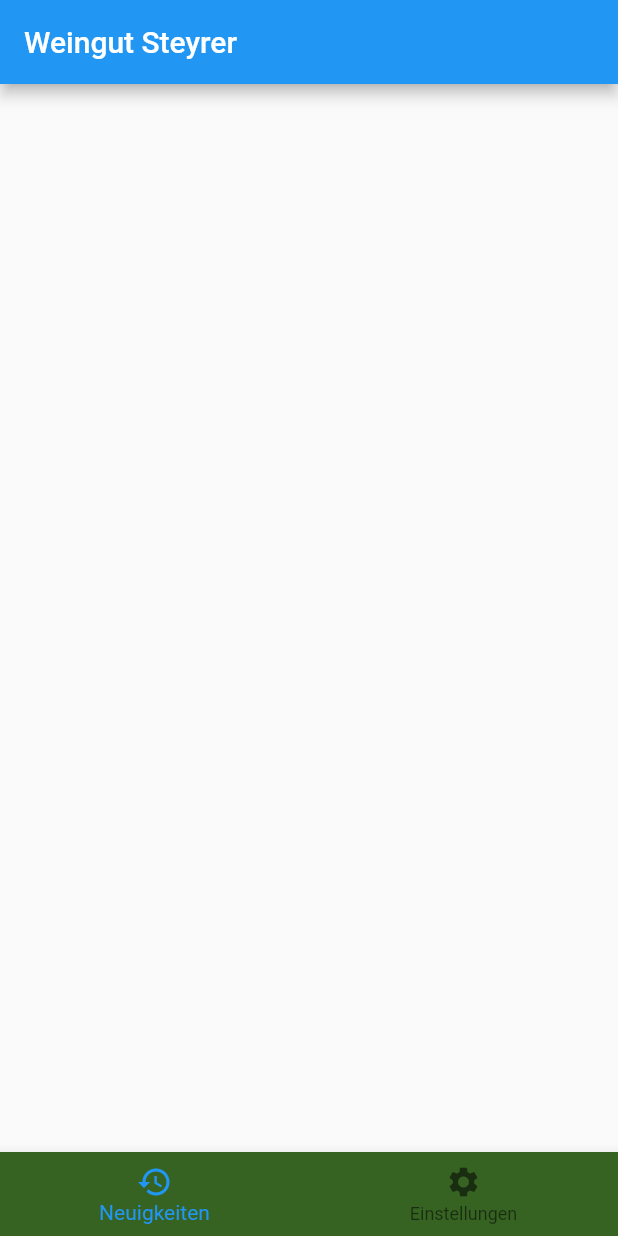
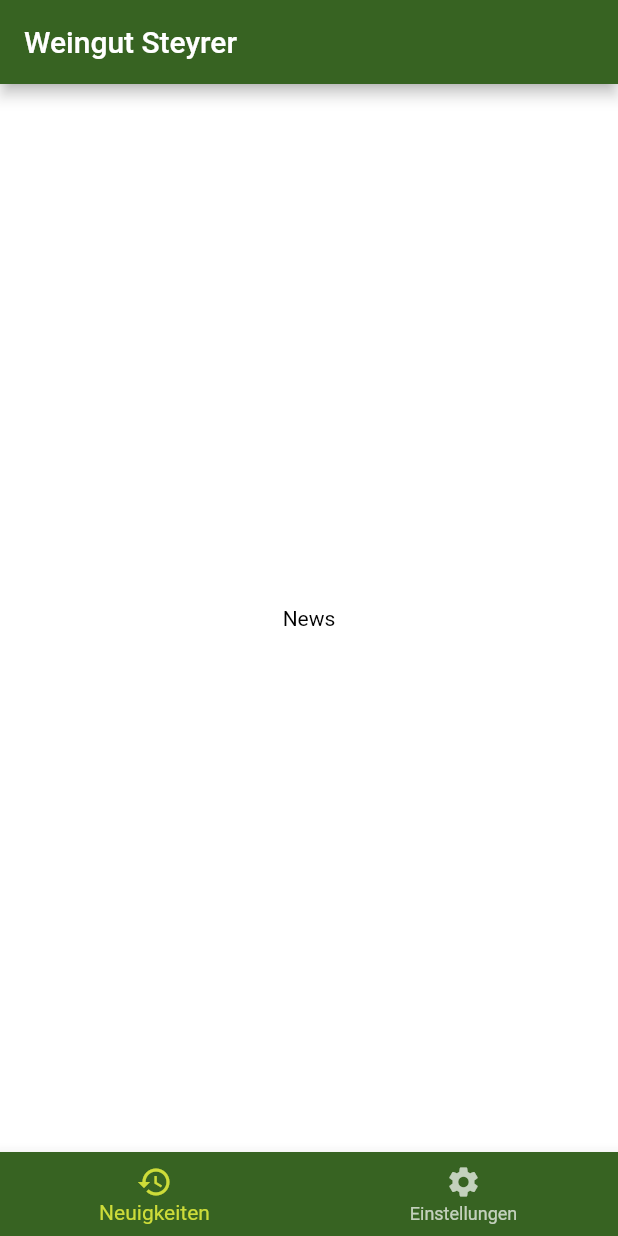
Before and after one commit to mauexe/steyrer-app, a Flutter app: the screen it shows after launch, on a phone screen of 412 x 824 dp. Run offline on Flutter 3.47's test engine with Material 2 defaults, Android fonts, the phone set to English and light mode, and no system bars.

Commit message:
added page for news, settings and shop, palette added

```diff
--- a/steyrer_app/lib/main.dart
+++ b/steyrer_app/lib/main.dart
@@ -1,4 +1,7 @@
 import 'package:flutter/material.dart';
+import 'package:steyrer_app/news.dart';
+import 'package:steyrer_app/settings.dart';
+import 'package:steyrer_app/themes/color.dart';
 
 void main() {
   runApp(AppRoot());
@@ -10,24 +13,43 @@ class AppRoot extends StatelessWidget {
   Widget build(BuildContext context) {
     return MaterialApp(
       title: 'Weingut Steyrer',
-      theme: ThemeData(
-        visualDensity: VisualDensity.adaptivePlatformDensity,
-      ),
-      home: MyHomePage(title: 'Weingut Steyrer')
+      theme: SteyrerTheme.defaultTheme,
+      home: HomePage()
     );
   }
 }
 
-class MyHomePage extends StatelessWidget {
-  MyHomePage({Key key, this.title}) : super(key: key);
+class HomePage extends StatefulWidget {
 
-  final String title;
+  HomePage({Key key}) : super(key: key);
+
+  @override
+  State<StatefulWidget> createState() {
+    return _MyHomePageState();
+  }
+
+}
+
+class _MyHomePageState extends State<HomePage> {
+
+  int _selectedIndex = 0;
+
+  static List<Widget> _pages = <Widget> [
+    NewsWidget(),
+    SettingsWidget()
+  ];
+
+  void _onTapped(int index) {
+    setState(() {
+      _selectedIndex = index;
+    });
+  }
 
   @override
   Widget build(BuildContext context) {
    return Scaffold(
       appBar: AppBar(
-        title: Text(this.title)
+        title: Text("Weingut Steyrer")
       ),
       bottomNavigationBar: BottomNavigationBar(
         items: [
@@ -41,10 +63,14 @@ class MyHomePage extends StatelessWidget {
           ),
         ],
        backgroundColor: Color(0xFF376322),
+        onTap: _onTapped,
       ),
+     body: Center(
+       child: _pages.elementAt(_selectedIndex),
+     ),
    );
   }
 
-
+//TODO: Color palette https://material.io/resources/color/#!/?view.left=1&view.right=0&primary.color=376322&secondary.color=CDDC39
 
 }
--- /dev/null
+++ b/steyrer_app/lib/news.dart
@@ -0,0 +1,16 @@
+import 'package:flutter/material.dart';
+
+class NewsWidget extends StatefulWidget {
+  @override
+  State<StatefulWidget> createState() {
+    return _NewsWidgetState();
+  }
+}
+
+class _NewsWidgetState extends State<NewsWidget> {
+  @override
+  Widget build(BuildContext context) {
+    return Text("News");
+  }
+
+}
--- /dev/null
+++ b/steyrer_app/lib/settings.dart
@@ -0,0 +1,16 @@
+import 'package:flutter/material.dart';
+
+class SettingsWidget extends StatefulWidget {
+  @override
+  State<StatefulWidget> createState() {
+    return _SettingsWidgetState();
+  }
+}
+
+class _SettingsWidgetState extends State<SettingsWidget> {
+  @override
+  Widget build(BuildContext context) {
+    return Text("Settings");
+  }
+
+}
--- /dev/null
+++ b/steyrer_app/lib/shop.dart
@@ -0,0 +1,16 @@
+import 'package:flutter/material.dart';
+
+class ShopWidget extends StatefulWidget {
+  @override
+  State<StatefulWidget> createState() {
+    return _ShopWidgetState();
+  }
+}
+
+class _ShopWidgetState extends State<ShopWidget> {
+  @override
+  Widget build(BuildContext context) {
+    return Text("News");
+  }
+
+}
--- /dev/null
+++ b/steyrer_app/lib/themes/color.dart
@@ -0,0 +1,47 @@
+
+import 'package:flutter/material.dart';
+
+const PrimaryColor = const Color(0xFF376322);
+const PrimaryLightColor = const Color(0xFF64914d);
+const PrimaryDarkColor = const Color(0xFF0A3800);
+
+const SecondaryColor = const Color(0xFFCDDC39);
+const SecondaryLightColor = const Color(0xFFFFFF6E);
+const SecondaryDarkColor = const Color(0xFF99AA00);
+
+const PrimaryTextColor = const Color(0xFFFFFFFF);
+const SecondaryTextColor = const Color(0xFF000000);
+
+class SteyrerTheme {
+  static final ThemeData defaultTheme = _buildMyTheme();
+
+  static ThemeData _buildMyTheme() {
+    final ThemeData base = ThemeData.dark();
+
+    return base.copyWith(
+      accentColor: SecondaryColor,
+      accentColorBrightness: Brightness.dark,
+
+      primaryColor: PrimaryColor,
+      primaryColorDark: PrimaryDarkColor,
+      primaryColorLight: PrimaryLightColor,
+      primaryColorBrightness: Brightness.light,
+
+      buttonTheme: base.buttonTheme.copyWith(
+        buttonColor: SecondaryColor,
+        textTheme: ButtonTextTheme.primary,
+      ),
+
+      scaffoldBackgroundColor: PrimaryTextColor,
+      cardColor: Color(0xFFAAAAAA),
+      textSelectionColor: PrimaryLightColor,
+      backgroundColor: PrimaryTextColor,
+
+      textTheme: base.textTheme.copyWith(
+        headline1: base.textTheme.headline1.copyWith(color: SecondaryTextColor),
+        bodyText1: base.textTheme.bodyText1.copyWith(color: SecondaryTextColor),
+        bodyText2: base.textTheme.bodyText2.copyWith(color: SecondaryTextColor),
+      )
+    );
+  }
+}
```
Also changed, not shown: steyrer_app/pubspec.lock.
